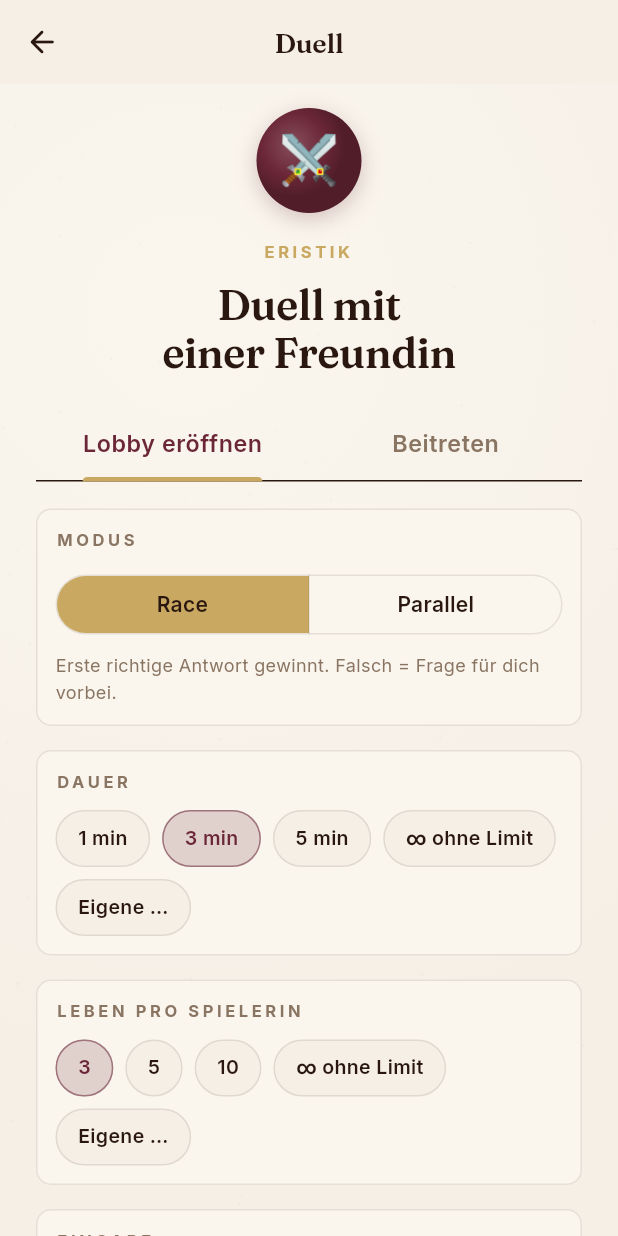
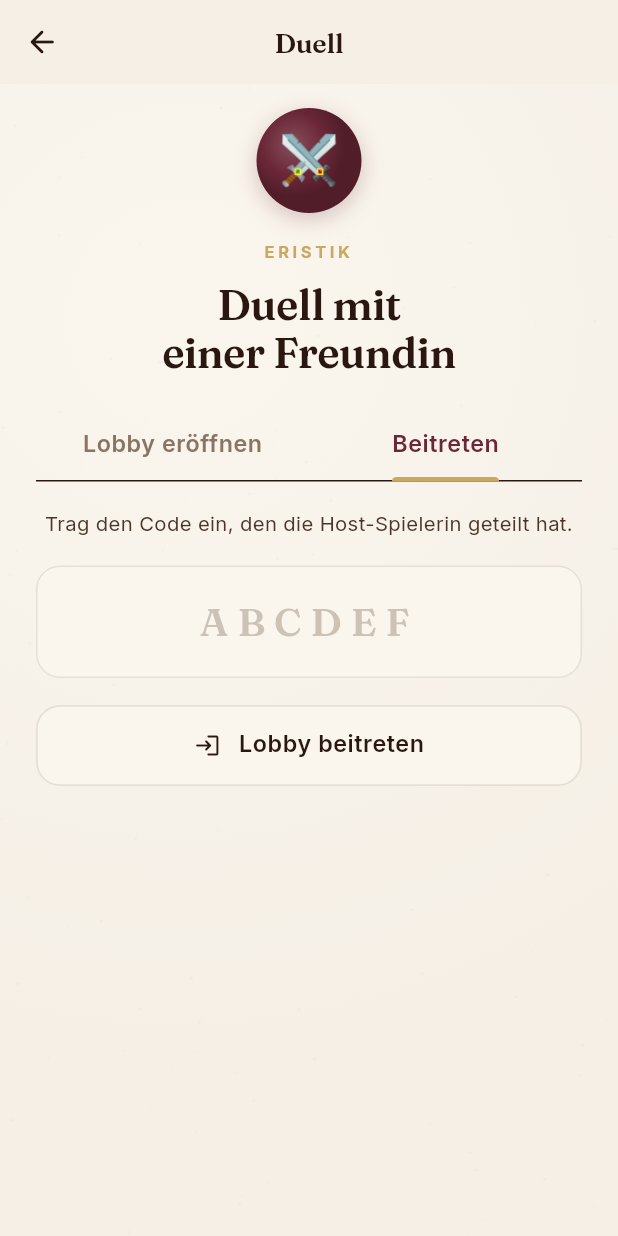
Before and after one commit to Maik2501/Eleutheria, a Flutter app: the screen it shows after launch, scrolled down 576 dp, after a tap on "Beitreten", on a phone screen of 412 x 824 dp. Run offline on Flutter 3.47's test engine with Material 3 defaults, Android fonts, the phone set to English and light mode, and no system bars; our stand-ins replace flutter_animate, flutter_riverpod, go_router, google_fonts, shared_preferences, supabase_flutter; accounts and stored records are empty.

Commit message:
Home: per-mode color accents + Beitreten lands on join tab
- AppColors: warm tertiary palette (sage, terracotta, dustyTeal, plum,
  mustard) exposed as "book-spine" mode accents.
- _ModeCard: new accent parameter, 5px left stripe, colored eyebrow
  text, tinted icon container border. Padding shifted +4px to keep
  content clear of the stripe.
- Per mode: Quiz-Rush=terracotta, Klassik=sage, Duell=plum,
  Kreuzworträtsel=dustyTeal.
- Duell-Lobby: initialTabIndex parameter; home "Beitreten" passes
  extra=1, "Lobby eröffnen" passes extra=0 so the right tab is opened.

Co-Authored-By: Claude Opus 4.7 (1M context) <noreply@anthropic.com>

```diff
--- a/lib/app/router.dart
+++ b/lib/app/router.dart
@@ -89,7 +89,10 @@ final routerProvider = Provider<GoRouter>((ref) {
       ),
       GoRoute(
         path: '/duel',
-        builder: (_, __) => const DuelLobbyScreen(),
+        builder: (_, state) {
+          final tab = state.extra is int ? state.extra as int : 0;
+          return DuelLobbyScreen(initialTabIndex: tab);
+        },
       ),
       GoRoute(
         path: '/duel/:code',
--- a/lib/core/theme/app_colors.dart
+++ b/lib/core/theme/app_colors.dart
@@ -20,8 +20,14 @@ class AppColors {
   static const goldDeep = Color(0xFFA88742);
   static const goldSoft = Color(0xFFE0C685);
 
-  static const sage = Color(0xFF7A8B6F);
-  static const terracotta = Color(0xFFC97B4A);
+  // Tertiary "book-spine" accents — keep the warm-academia mood,
+  // used per mode-card and similar list contexts to add visual variety
+  // without breaking the parchment+ink-dominant base.
+  static const sage       = Color(0xFF7A8B6F); // Klassisch
+  static const terracotta = Color(0xFFC97B4A); // Quiz-Rush
+  static const dustyTeal  = Color(0xFF4F7E80); // Kreuzworträtsel
+  static const plum       = Color(0xFF7B4C68); // Duell
+  static const mustard    = Color(0xFFB89248); // Rangliste / Daily
 
   // Semantic
   static const correct = Color(0xFF6B8E5A);
--- a/lib/features/duel/duel_lobby_screen.dart
+++ b/lib/features/duel/duel_lobby_screen.dart
@@ -27,7 +27,10 @@ final duelRepositoryProvider = Provider<DuelRepository?>((ref) {
 });
 
 class DuelLobbyScreen extends ConsumerStatefulWidget {
-  const DuelLobbyScreen({super.key});
+  const DuelLobbyScreen({super.key, this.initialTabIndex = 0});
+
+  /// 0 = „Lobby eröffnen", 1 = „Beitreten".
+  final int initialTabIndex;
 
   @override
   ConsumerState<DuelLobbyScreen> createState() => _DuelLobbyScreenState();
@@ -52,7 +55,11 @@ class _DuelLobbyScreenState extends ConsumerState<DuelLobbyScreen>
   @override
   void initState() {
     super.initState();
-    _tab = TabController(length: 2, vsync: this);
+    _tab = TabController(
+      length: 2,
+      vsync: this,
+      initialIndex: widget.initialTabIndex.clamp(0, 1),
+    );
   }
 
   @override
--- a/lib/features/home/home_screen.dart
+++ b/lib/features/home/home_screen.dart
@@ -90,6 +90,7 @@ class _HomeScreenState extends ConsumerState<HomeScreen> {
                         title: 'Quiz-Rush',
                         description:
                             'So viele richtige Antworten wie möglich. Endless endet nach drei Fehlern.',
+                        accent: AppColors.terracotta,
                         children: [
                           _OptionAction(
                             icon: Icons.timer_rounded,
@@ -128,6 +129,7 @@ class _HomeScreenState extends ConsumerState<HomeScreen> {
                         title: 'Klassik',
                         description:
                             'Feste Fragensets für konzentrierte Sessions ohne Rush-Regel.',
+                        accent: AppColors.sage,
                         children: [
                           for (final count in const [10, 15, 20])
                             _OptionAction(
@@ -154,18 +156,19 @@ class _HomeScreenState extends ConsumerState<HomeScreen> {
                         description:
                             'Live gegen eine Freundin. Race-Modus, Parallel-Modus, '
                             'eigene Zeit- und Leben-Settings.',
+                        accent: AppColors.plum,
                         children: [
                           _OptionAction(
                             icon: Icons.add_rounded,
                             label: 'Lobby eröffnen',
                             meta: 'Code teilen',
-                            onTap: () => context.push('/duel'),
+                            onTap: () => context.push('/duel', extra: 0),
                           ),
                           _OptionAction(
                             icon: Icons.login_rounded,
                             label: 'Beitreten',
                             meta: '6-Zeichen-Code',
-                            onTap: () => context.push('/duel'),
+                            onTap: () => context.push('/duel', extra: 1),
                           ),
                         ],
                       ),
@@ -177,6 +180,7 @@ class _HomeScreenState extends ConsumerState<HomeScreen> {
                         title: 'Kreuzworträtsel',
                         description:
                             'Thematische 15×15-Rätsel mit Clue-Liste, Hints und Puzzle-Auswahl.',
+                        accent: AppColors.dustyTeal,
                         children: [
                           _OptionAction(
                             icon: Icons.keyboard_alt_rounded,
@@ -569,6 +573,7 @@ class _ModeCard extends StatelessWidget {
     required this.eyebrow,
     required this.title,
     required this.description,
+    required this.accent,
     required this.children,
   });
 
@@ -577,6 +582,7 @@ class _ModeCard extends StatelessWidget {
   final String eyebrow;
   final String title;
   final String description;
+  final Color accent;
   final List<Widget> children;
 
   @override
@@ -598,6 +604,14 @@ class _ModeCard extends StatelessWidget {
       ),
       child: Stack(
         children: [
+          // "Buchrücken" — vertikaler Akzent-Streifen links.
+          Positioned(
+            left: 0,
+            top: 0,
+            bottom: 0,
+            width: 5,
+            child: ColoredBox(color: accent),
+          ),
           Positioned(
             top: 0,
             right: -18,
@@ -611,6 +625,7 @@ class _ModeCard extends StatelessWidget {
             ),
           ),
           Positioned.fill(
+            left: 5,
             child: DecoratedBox(
               decoration: BoxDecoration(
                 gradient: LinearGradient(
@@ -627,14 +642,14 @@ class _ModeCard extends StatelessWidget {
             ),
           ),
           Padding(
-            padding: const EdgeInsets.all(16),
+            padding: const EdgeInsets.fromLTRB(20, 16, 16, 16),
             child: Column(
               crossAxisAlignment: CrossAxisAlignment.start,
               children: [
                 Row(
                   crossAxisAlignment: CrossAxisAlignment.start,
                   children: [
-                    _ModeAssetIcon(asset: iconAsset),
+                    _ModeAssetIcon(asset: iconAsset, tint: accent),
                     const SizedBox(width: 12),
                     Expanded(
                       child: Column(
@@ -642,7 +657,7 @@ class _ModeCard extends StatelessWidget {
                         children: [
                           Text(
                             eyebrow.toUpperCase(),
-                            style: AppTypography.eyebrow(palette.gold),
+                            style: AppTypography.eyebrow(accent),
                           ),
                           const SizedBox(height: 4),
                           Text(
@@ -684,13 +699,15 @@ class _ModeCard extends StatelessWidget {
 }
 
 class _ModeAssetIcon extends StatelessWidget {
-  const _ModeAssetIcon({required this.asset});
+  const _ModeAssetIcon({required this.asset, this.tint});
 
   final String asset;
+  final Color? tint;
 
   @override
   Widget build(BuildContext context) {
     final palette = context.palette;
+    final borderColor = tint?.withValues(alpha: 0.45) ?? palette.divider;
     return Container(
       width: 46,
       height: 46,
@@ -698,7 +715,7 @@ class _ModeAssetIcon extends StatelessWidget {
       decoration: BoxDecoration(
         color: palette.page,
         borderRadius: BorderRadius.circular(9),
-        border: Border.all(color: palette.divider),
+        border: Border.all(color: borderColor, width: tint == null ? 1 : 1.3),
         boxShadow: [
           BoxShadow(
             color: AppColors.ink.withValues(alpha: 0.06),
```
